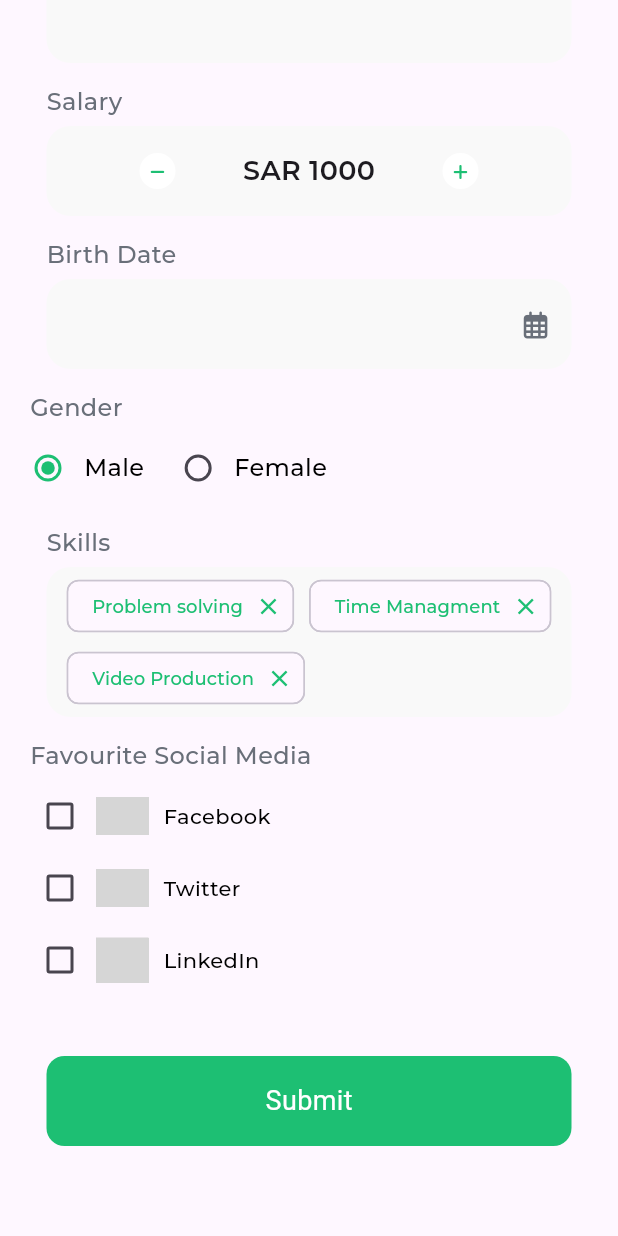
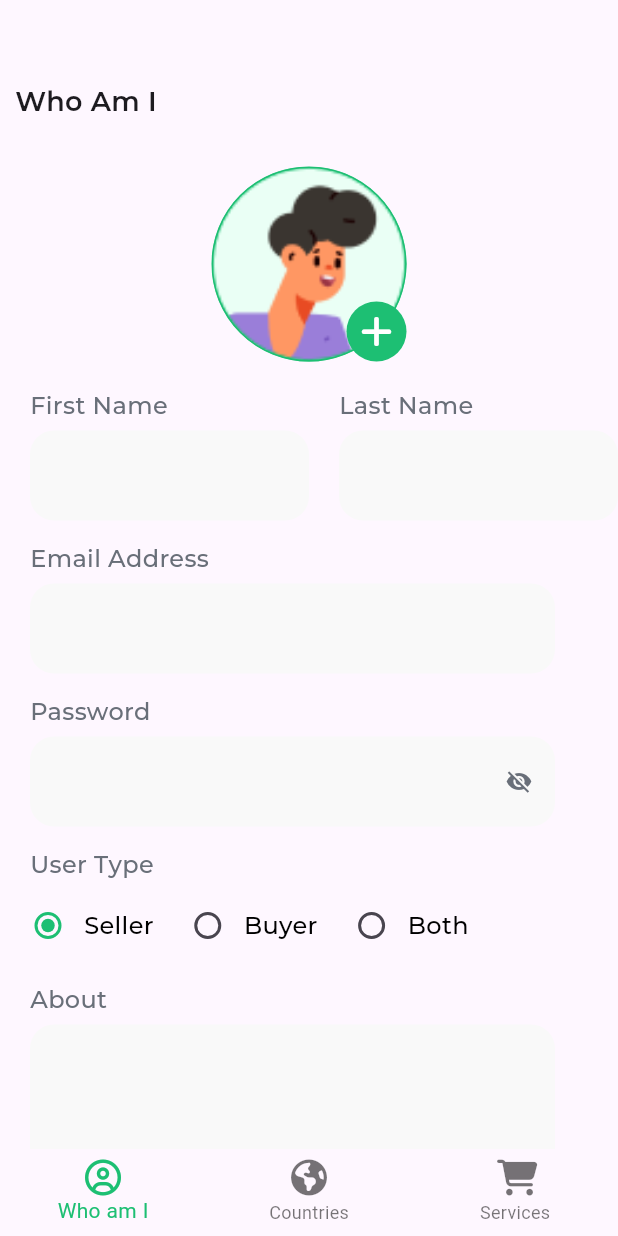
Before and after one commit to RehamAbdelmonem/hiring_app, a Flutter app: the CompleteDataScreen screen opened directly, scrolled down 376 dp, after a tap on "Submit", on a phone screen of 412 x 824 dp. Run offline on Flutter 3.47's test engine with Material 3 defaults, Android fonts, the phone set to English and light mode, and no system bars; our stand-ins replace flutter_svg, font_awesome_flutter; project files that could hold a hidden picture were left out; grey boxes are pictures that could not be loaded.

Commit message:
who am i screen

```diff
--- a/lib/main.dart
+++ b/lib/main.dart
@@ -1,5 +1,5 @@
 import 'package:flutter/material.dart';
-import 'package:hiring_app/screens/login/login_screen.dart';
+import 'package:hiring_app/screens/login/screens/login_screen.dart';
 
 void main() {
   runApp(const HiringApp());
--- a/lib/screens/login/login_screen.dart
+++ b/lib/screens/login/screens/login_screen.dart
@@ -1,6 +1,6 @@
 import 'package:flutter/material.dart';
 import 'package:flutter_svg/flutter_svg.dart';
-import 'package:hiring_app/screens/register/register_screen.dart';
+import 'package:hiring_app/screens/register/screens/register_screen.dart';
 import 'package:hiring_app/utils/app_colors.dart';
 import 'package:hiring_app/utils/styles.dart';
 import 'package:hiring_app/widgets/custom_app_bar.dart';
--- a/lib/screens/register/complete_data_screen.dart
+++ b/lib/screens/register/screens/complete_data_screen.dart
@@ -1,5 +1,6 @@
 import 'package:flutter/material.dart';
 import 'package:font_awesome_flutter/font_awesome_flutter.dart';
+import 'package:hiring_app/screens/who_am_I/screens/who_am_i.dart';
 import 'package:hiring_app/widgets/custom_app_bar.dart';
 import 'package:hiring_app/widgets/custom_button.dart';
 import 'package:hiring_app/screens/register/widgets/gender_list.dart';
@@ -58,7 +59,12 @@ class CompleteDataScreen extends StatelessWidget {
                 height: 40,
               ),
               CustomButton(
-                onTap: () {},
+                onTap: () {
+                  Navigator.of(context)
+                      .push(MaterialPageRoute(builder: (context) {
+                    return const WhoAmI();
+                  }));
+                },
                 buttonText: 'Submit',
               ),
               const SizedBox(
--- /dev/null
+++ b/lib/screens/who_am_I/screens/who_am_i.dart
@@ -0,0 +1,52 @@
+import 'package:flutter/material.dart';
+import 'package:font_awesome_flutter/font_awesome_flutter.dart';
+import 'package:hiring_app/screens/who_am_I/widgets/who_am_i_body.dart';
+import 'package:hiring_app/utils/app_colors.dart';
+import 'package:hiring_app/utils/styles.dart';
+
+class WhoAmI extends StatefulWidget {
+  const WhoAmI({super.key});
+
+  @override
+  State<WhoAmI> createState() => _WhoAmIState();
+}
+
+class _WhoAmIState extends State<WhoAmI> {
+  int myIndex = 0;
+  List<Widget> widgetList = const [
+    WhoAmIBody(),
+    Text('Home', style: Styles.textStyle18,),
+    Text('Home', style: Styles.textStyle18,),
+  ];
+
+  @override
+  Widget build(BuildContext context) {
+    return Scaffold(
+      bottomNavigationBar: BottomNavigationBar(
+        onTap: (index) {
+          setState(() {
+            myIndex = index;
+          });
+        },
+        currentIndex: myIndex,
+        selectedItemColor: AppColors.primaryColor,
+        elevation: 0,
+        items: const [
+          BottomNavigationBarItem(
+            icon: Icon(FontAwesomeIcons.circleUser),
+            label: 'Who am I',
+          ),
+          BottomNavigationBarItem(
+            icon: Icon(FontAwesomeIcons.earthAmericas),
+            label: 'Countries',
+          ),
+          BottomNavigationBarItem(
+            icon: Icon(FontAwesomeIcons.cartShopping,),
+            label: 'Services',
+          ),
+        ],
+      ),
+      body: widgetList[myIndex]
+    );
+  }
+}
--- /dev/null
+++ b/lib/screens/who_am_I/widgets/who_am_i_body.dart
@@ -0,0 +1,97 @@
+import 'package:flutter/material.dart';
+import 'package:font_awesome_flutter/font_awesome_flutter.dart';
+import 'package:hiring_app/screens/register/widgets/gender_list.dart';
+import 'package:hiring_app/screens/register/widgets/profile_picture.dart';
+import 'package:hiring_app/screens/register/widgets/skills_field.dart';
+import 'package:hiring_app/screens/register/widgets/social_media.dart';
+import 'package:hiring_app/screens/register/widgets/user_type_list.dart';
+import 'package:hiring_app/utils/styles.dart';
+import 'package:hiring_app/widgets/text_field_widget.dart';
+
+class WhoAmIBody extends StatelessWidget {
+  const WhoAmIBody({super.key});
+
+  @override
+  Widget build(BuildContext context) {
+    return const SingleChildScrollView(
+        child: const Column(
+          crossAxisAlignment: CrossAxisAlignment.start,
+          children: [
+            Padding(
+              padding: EdgeInsets.only(top: 55, left: 10),
+              child: Text(
+                'Who Am I',
+                style: Styles.appBarStyle,
+              ),
+            ),
+            SizedBox(
+              height: 10,
+            ),
+            ProfilePicture(),
+            SizedBox(
+              height: 18,
+            ),
+            Row(
+              children: [
+                Expanded(
+                  child: TextFieldWidget(fieldText: 'First Name'),
+                ),
+                Expanded(
+                  child: TextFieldWidget(fieldText: 'Last Name'),
+                ),
+              ],
+            ),
+            SizedBox(
+              height: 14,
+            ),
+            TextFieldWidget(fieldText: 'Email Address'),
+            SizedBox(
+              height: 14,
+            ),
+            TextFieldWidget(
+              fieldText: 'Password',
+              fieldIcon: Icons.visibility_off,
+            ),
+            SizedBox(
+              height: 14,
+            ),
+            UserTypeList(),
+            SizedBox(
+              height: 14,
+            ),
+            TextFieldWidget(
+              fieldText: 'About',
+              maxLines: 5,
+              textfieldHeight: 113,
+            ),
+            SizedBox(
+              height: 14,
+            ),
+            TextFieldWidget(fieldText: 'Salary'),
+            SizedBox(
+              height: 14,
+            ),
+            TextFieldWidget(
+              fieldText: 'Birth Date',
+              fieldIcon: FontAwesomeIcons.calendarDays,
+            ),
+            SizedBox(
+              height: 14,
+            ),
+            GenderList(),
+            SizedBox(
+              height: 14,
+            ),
+            SkillsField(),
+            SizedBox(
+              height: 14,
+            ),
+            SocialMedia(),
+            SizedBox(
+              height: 40,
+            ),
+          ],
+        ),
+      );
+  }
+}
--- a/pubspec.yaml
+++ b/pubspec.yaml
@@ -29,6 +29,7 @@ environment:
 # versions available, run `flutter pub outdated`.
 dependencies:
   cupertino_icons: ^1.0.6
+  easy_stepper: ^0.8.5
   flutter:
     sdk: flutter
   flutter_svg: ^2.0.10+1
```
Also changed, not shown: lib/screens/register/screens/register_screen.dart (added, +73 -0 lines), lib/screens/register/widgets/register_stepper.dart (renamed from lib/screens/register/register_screen.dart, +83 -69 lines), pubspec.lock.
